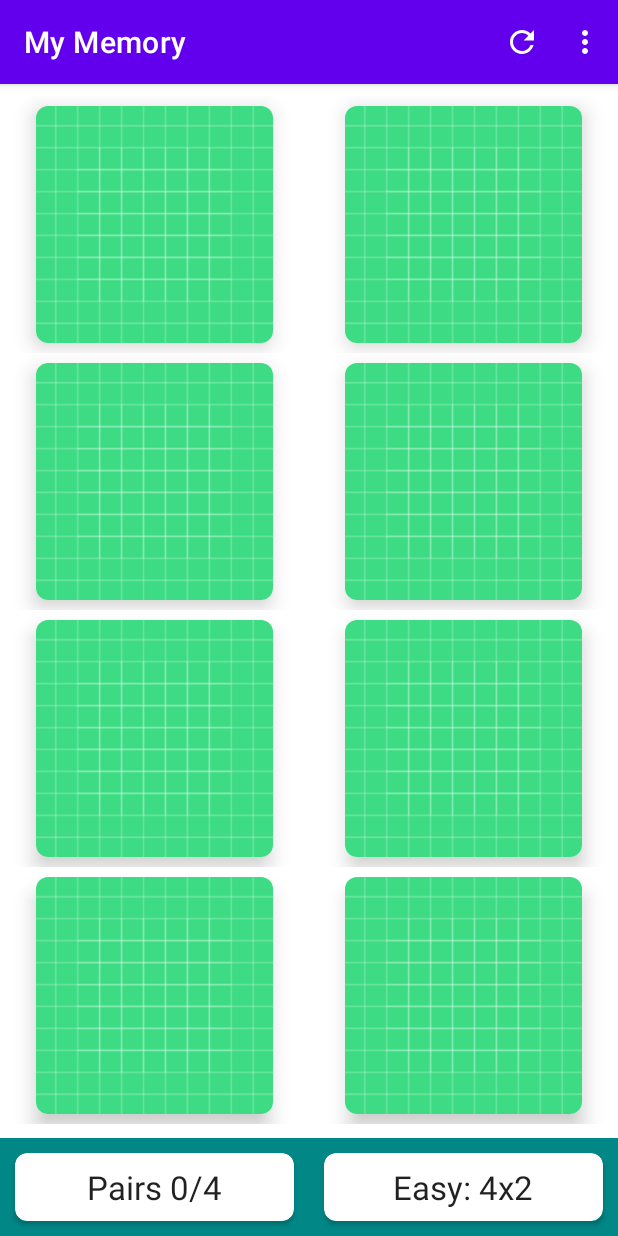
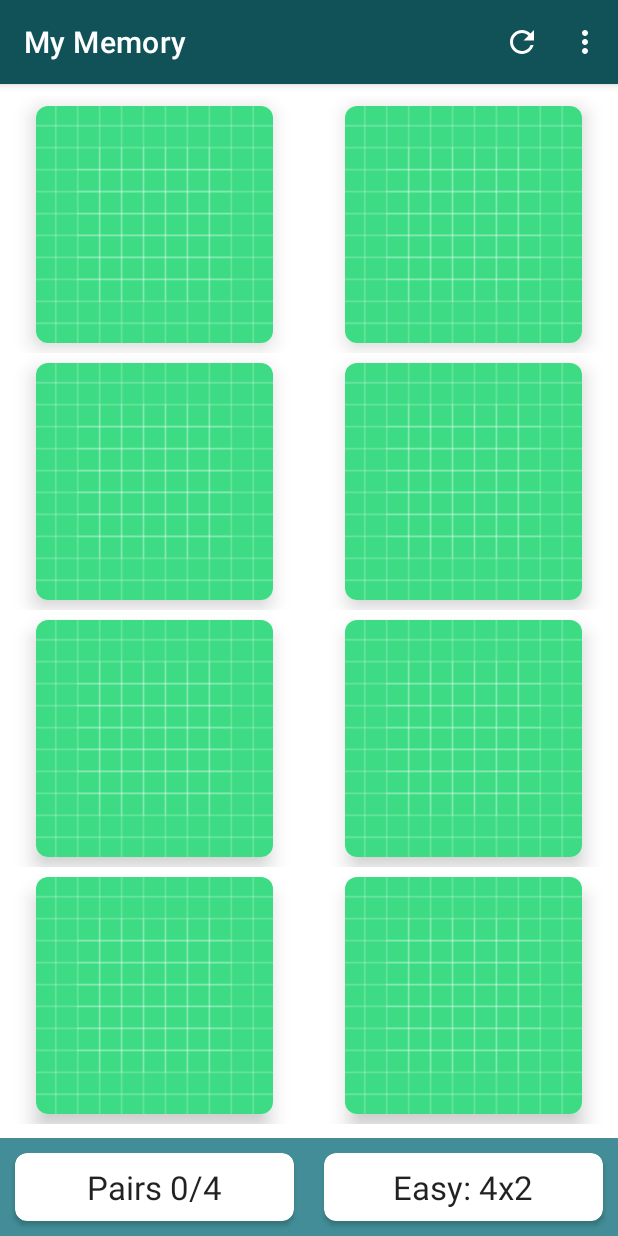
Before and after one commit to manish-jandu/MyMemoryGame, an Android app: the screen it shows after launch (MainActivity), on a phone screen of 412 x 824 dp. Run offline under Robolectric (Android 15) with nearby library versions, the phone set to English and light mode, and no system bars; our stand-ins replace Firebase (no records; nobody signed in at launch, a user with empty details on screens opened directly), Picasso; libraries missing offline, so code that uses them is left out: com.github.jinatonic.confetti.

Commit message:
ui changes

```diff
--- a/app/build.gradle
+++ b/app/build.gradle
@@ -48,4 +48,5 @@ dependencies {
     implementation 'com.google.firebase:firebase-firestore-ktx'
     implementation 'com.google.firebase:firebase-storage-ktx'
     implementation 'com.squareup.picasso:picasso:2.71828'
+    implementation 'com.github.jinatonic.confetti:confetti:1.1.2'
 }
--- a/app/src/main/AndroidManifest.xml
+++ b/app/src/main/AndroidManifest.xml
@@ -11,8 +11,10 @@
         android:roundIcon="@mipmap/ic_launcher_round"
         android:supportsRtl="true"
         android:theme="@style/Theme.MyMemory">
-        <activity android:name=".CreateActivity"></activity>
-        <activity android:name=".MainActivity">
+        <activity android:name=".CreateActivity"
+            android:screenOrientation="portrait"></activity>
+        <activity android:name=".MainActivity"
+            android:screenOrientation="portrait">
             <intent-filter>
                 <action android:name="android.intent.action.MAIN" />
 
--- a/app/src/main/java/com/example/mymemory/MainActivity.kt
+++ b/app/src/main/java/com/example/mymemory/MainActivity.kt
@@ -3,6 +3,7 @@ package com.example.mymemory
 import android.animation.ArgbEvaluator
 import android.app.Activity
 import android.content.Intent
+import android.graphics.Color
 import androidx.appcompat.app.AppCompatActivity
 import android.os.Bundle
 import android.util.Log
@@ -21,6 +22,7 @@ import com.example.mymemory.models.MemoryGame
 import com.example.mymemory.models.UserImageList
 import com.example.mymemory.utils.EXTRA_BOARD_SIZE
 import com.example.mymemory.utils.EXTRA_GAME_NAME
+import com.github.jinatonic.confetti.CommonConfetti
 import com.google.android.material.snackbar.Snackbar
 import com.google.firebase.firestore.ktx.firestore
 import com.google.firebase.ktx.Firebase
@@ -235,6 +237,9 @@ class MainActivity : AppCompatActivity() {
            tvNumPairs.text = "Pairs: ${memoryGame.numPairsFound}/${boardSize.getNumPairs()}"
            if (memoryGame.haveWonGame()){
                Snackbar.make(clRoot,"You won! Congratulations.",Snackbar.LENGTH_LONG).show()
+               CommonConfetti.rainingConfetti(
+                       clRoot,
+                       intArrayOf(Color.YELLOW,Color.GREEN,Color.MAGENTA)).oneShot()
            }
        }
         tvNumMoves.text = "Moves: ${memoryGame.getNumMoves()}"
--- a/app/src/main/res/values/colors.xml
+++ b/app/src/main/res/values/colors.xml
@@ -10,4 +10,7 @@
     <color name="color_gray">#E0E0E0</color>
     <color name="color_progress_full">#35BA01</color>
     <color name="color_progress_none">#DC1E0B</color>
+    <color name="green_dark">#115259</color>
+    <color name="green_darkest">#092B2F</color>
+    <color name="green_blue">#428D97</color>
 </resources>
--- a/app/src/main/res/values/themes.xml
+++ b/app/src/main/res/values/themes.xml
@@ -2,12 +2,12 @@
     <!-- Base application theme. -->
     <style name="Theme.MyMemory" parent="Theme.MaterialComponents.DayNight.DarkActionBar">
         <!-- Primary brand color. -->
-        <item name="colorPrimary">@color/purple_500</item>
-        <item name="colorPrimaryVariant">@color/purple_700</item>
+        <item name="colorPrimary">@color/green_dark</item>
+        <item name="colorPrimaryVariant">@color/green_darkest</item>
         <item name="colorOnPrimary">@color/white</item>
         <!-- Secondary brand color. -->
-        <item name="colorSecondary">@color/teal_200</item>
-        <item name="colorSecondaryVariant">@color/teal_700</item>
+        <item name="colorSecondary">@color/green_blue</item>
+        <item name="colorSecondaryVariant">@color/green_blue</item>
         <item name="colorOnSecondary">@color/black</item>
         <!-- Status bar color. -->
         <item name="android:statusBarColor" tools:targetApi="l">?attr/colorPrimaryVariant</item>
```
